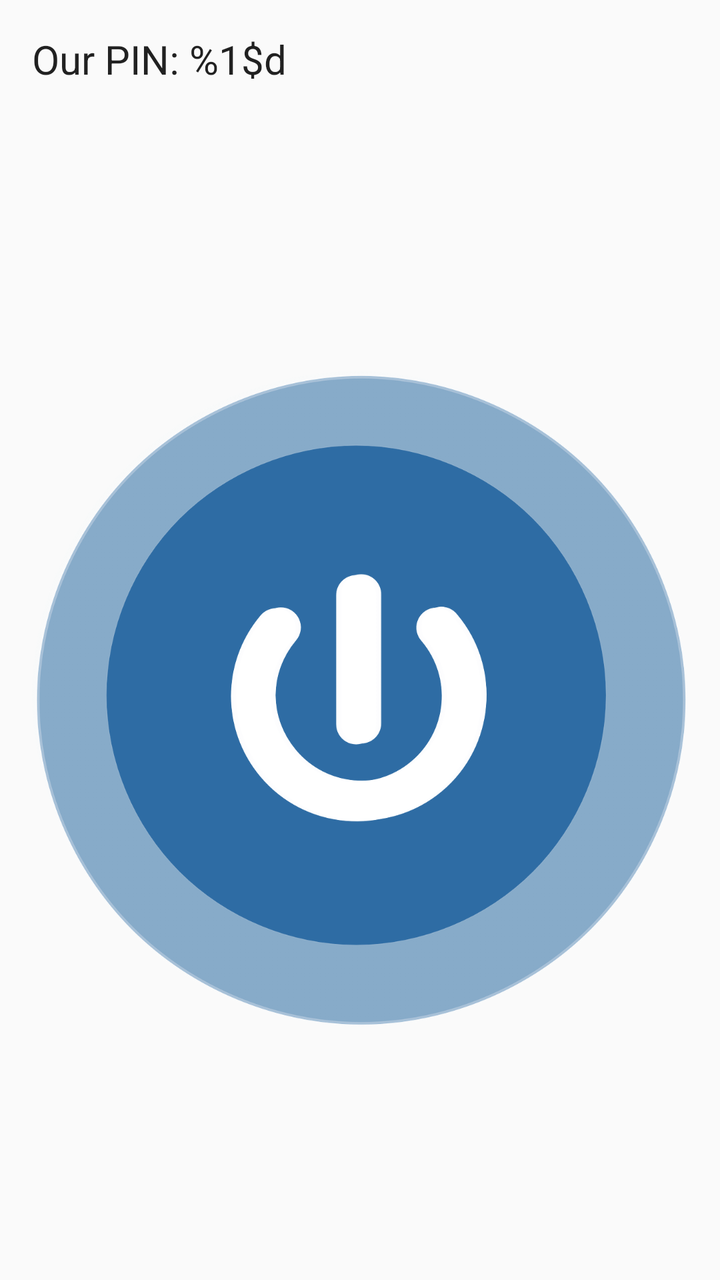
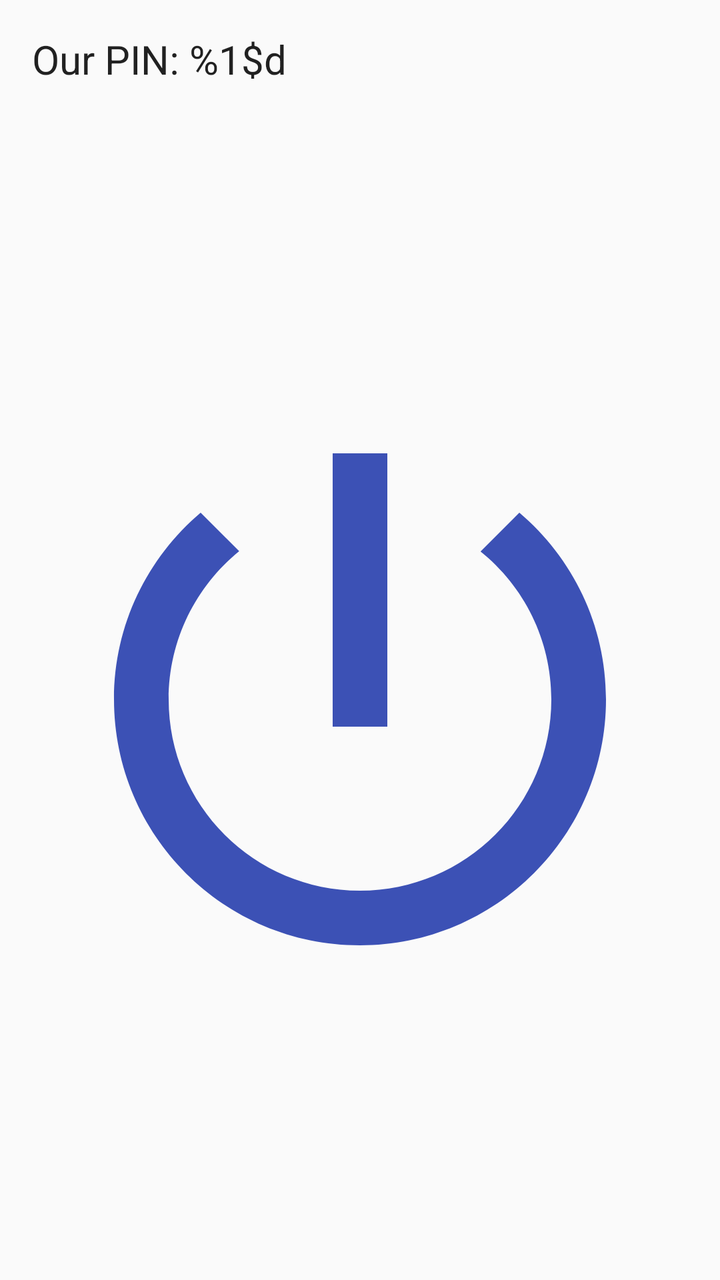

Two renders of the same Android screen: before a commit and after it. Below are the layout's source before the change and the commit's diff.
<!-- AndroidManifest.xml: application theme AppTheme -->
<!-- res/layout/content_send_sound.xml -->
<?xml version="1.0" encoding="utf-8"?>
<android.support.constraint.ConstraintLayout xmlns:android="http://schemas.android.com/apk/res/android"
    xmlns:app="http://schemas.android.com/apk/res-auto"
    xmlns:tools="http://schemas.android.com/tools"
    android:layout_width="match_parent"
    android:layout_height="match_parent"
    app:layout_behavior="@string/appbar_scrolling_view_behavior"
    tools:context="peterson.ttu.edu.backupaids.activities.SendSoundActivity"
    tools:showIn="@layout/activity_send_sound">

    <TextView
        android:id="@+id/sendSoundOurPinTextView"
        android:layout_width="wrap_content"
        android:layout_height="wrap_content"
        android:text="@string/our_pin"
        android:textSize="20sp"
        android:textAppearance="@android:style/TextAppearance.DeviceDefault"
        android:layout_marginTop="16dp"
        android:layout_marginBottom="16dp"
        android:layout_marginStart="16dp"
        android:layout_marginEnd="16dp"
        app:layout_constraintTop_toTopOf="parent"
        app:layout_constraintBottom_toTopOf="@id/sendSoundStartButton"
        app:layout_constraintLeft_toLeftOf="parent" />

    <ImageButton
        android:id="@+id/sendSoundStartButton"
        android:layout_width="0dp"
        android:layout_height="0dp"
        android:adjustViewBounds="false"
        android:background="@android:color/transparent"
        android:onClick="sendSound"
        android:scaleType="fitCenter"
        android:src="@drawable/power_button_blue2"
        android:layout_marginTop="16dp"
        android:layout_marginBottom="16dp"
        android:layout_marginStart="16dp"
        android:layout_marginEnd="16dp"
        app:layout_constraintHorizontal_bias="0.6"
        app:layout_constraintTop_toBottomOf="@id/sendSoundOurPinTextView"
        app:layout_constraintBottom_toBottomOf="parent"
        app:layout_constraintLeft_toLeftOf="parent"
        app:layout_constraintRight_toRightOf="parent"
        app:layout_constraintVertical_bias="0.6"
        android:contentDescription="@string/start_stop_sending_audio" />

</android.support.constraint.ConstraintLayout>
<!-- res/layout/activity_send_sound.xml (included above) -->
<?xml version="1.0" encoding="utf-8"?>
<android.support.design.widget.CoordinatorLayout xmlns:android="http://schemas.android.com/apk/res/android"
    xmlns:tools="http://schemas.android.com/tools"
    android:layout_width="match_parent"
    android:layout_height="match_parent"
    tools:context="peterson.ttu.edu.backupaids.activities.SendSoundActivity">

    <include layout="@layout/content_send_sound" />

</android.support.design.widget.CoordinatorLayout>
<!-- resources referenced by this layout -->
<resources>
  <!-- drawable power_button_blue2: png bitmap (drawable, 214661 bytes) -->
  <string name="our_pin">Our PIN: %1$d</string>
  <string name="start_stop_sending_audio">Start/stop sending audio</string>
  <style name="AppTheme" parent="Theme.AppCompat.Light.DarkActionBar">
          
          <item name="colorPrimary">@color/colorPrimary</item>
          <item name="colorPrimaryDark">@color/colorPrimaryDark</item>
          <item name="colorAccent">@color/colorAccent</item>
      </style>
  <color name="colorPrimary">#3F51B5</color>
  <color name="colorPrimaryDark">#303F9F</color>
  <color name="colorAccent">#FF4081</color>
</resources>

<!-- the commit's change to res/layout/content_send_sound.xml (unified diff, before → after) -->
@@ -31,7 +31,7 @@
         android:background="@android:color/transparent"
         android:onClick="sendSound"
         android:scaleType="fitCenter"
-        android:src="@drawable/power_button_blue2"
+        android:src="@drawable/ic_power_button_blue"
         android:layout_marginTop="16dp"
         android:layout_marginBottom="16dp"
         android:layout_marginStart="16dp"
<!-- resource entries referenced after the edit -->
@@ -1,6 +1,11 @@
 <!-- resources referenced by this layout -->
 <resources>
-  <!-- drawable power_button_blue2: png bitmap (drawable, 214661 bytes) -->
+  <!-- drawable ic_power_button_blue (drawable) -->
+  <vector android:height="600dp" android:tint="#3C51B5"
+      android:viewportHeight="24.0" android:viewportWidth="24.0"
+      android:width="600dp" xmlns:android="http://schemas.android.com/apk/res/android">
+      <path android:fillColor="#FF000000" android:pathData="M13,3h-2v10h2L13,3zM17.83,5.17l-1.42,1.42C17.99,7.86 19,9.81 19,12c0,3.87 -3.13,7 -7,7s-7,-3.13 -7,-7c0,-2.19 1.01,-4.14 2.58,-5.42L6.17,5.17C4.23,6.82 3,9.26 3,12c0,4.97 4.03,9 9,9s9,-4.03 9,-9c0,-2.74 -1.23,-5.18 -3.17,-6.83z"/>
+  </vector>
   <string name="our_pin">Our PIN: %1$d</string>
   <string name="start_stop_sending_audio">Start/stop sending audio</string>
   <style name="AppTheme" parent="Theme.AppCompat.Light.DarkActionBar">
